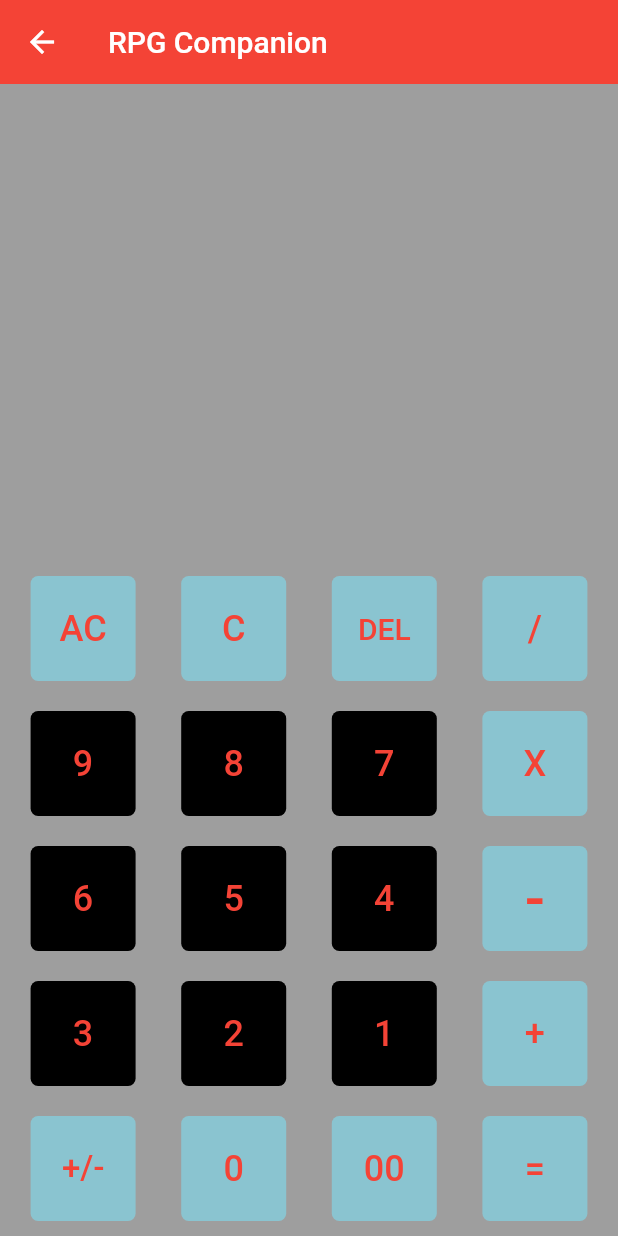
After one commit to Grave2363/Table_Top_Assist, a Flutter app: the screen it shows once a user with an empty profile is signed in, after a tap on "Calculator", on a phone screen of 412 x 824 dp. The commit adds this screen. Run offline on Flutter 3.47's test engine with Material 2 defaults, Android fonts, the phone set to English and light mode, and no system bars; our stand-ins replace cloud_firestore, firebase_auth, firebase_database, firebase_messaging, flutter_spinkit, image_picker and 2 more; accounts and stored records are empty.

Commit message:
calc creation
I started to add a calculator and am attaching it to this app

```diff
--- a/lib/Home/home.dart
+++ b/lib/Home/home.dart
@@ -10,6 +10,7 @@ import 'package:rpgcompanion/Pages/editNote.dart';
 import 'package:rpgcompanion/servicces/auth.dart';
 import 'package:rpgcompanion/servicces/databade.dart';
 import 'package:rpgcompanion/servicces/push_notification.dart';
+import 'package:rpgcompanion/Pages/Calc.dart';
 import 'package:shared_preferences/shared_preferences.dart';
 import 'dart:io';
 // ignore: camel_case_types
@@ -72,6 +73,17 @@ class _homeState extends State<home> {
           children: <Widget>[
             FlatButton(
               color: Colors.red,
+              child: Text('Calculator'),
+              onPressed: () async {
+                await Navigator.of(context).push(MaterialPageRoute(
+                    builder: (context) => Calc()//place calculator link
+                ),
+                ).then((_){_read();setState(() {});
+                });
+              },
+            ),
+            FlatButton(
+              color: Colors.red,
               child: Text('Profile'),
               onPressed: () async {
                 await Navigator.of(context).push(MaterialPageRoute(
--- /dev/null
+++ b/lib/Pages/Calc.dart
@@ -0,0 +1,85 @@
+import 'dart:io';
+import 'dart:math';
+import 'package:provider/provider.dart';
+import 'package:rpgcompanion/Pages/CharRetriever.dart';
+import 'package:rpgcompanion/model/CharSheet.dart';
+import 'package:rpgcompanion/servicces/auth.dart';
+import 'package:rpgcompanion/servicces/databade.dart';
+import 'package:rpgcompanion/shared/const.dart';
+import 'package:rpgcompanion/widgets/calc_btn.dart';
+import 'package:shared_preferences/shared_preferences.dart';
+import 'package:flutter/material.dart';
+
+
+class Calc extends StatefulWidget {
+  const Calc({Key key}) : super(key: key);
+
+  @override
+  _CalcState createState() => _CalcState();
+}
+
+class _CalcState extends State<Calc> {
+  @override
+  Widget build(BuildContext context) {
+    return Scaffold(
+        backgroundColor: Colors.grey,
+        appBar: AppBar(
+        backgroundColor: Colors.red,
+        elevation: 0.0,
+        title: Text('RPG Companion'),
+    ),
+      body: Container(
+        child: Column(
+          mainAxisAlignment: MainAxisAlignment.end,
+          children: [
+            Row(
+              mainAxisAlignment: MainAxisAlignment.spaceEvenly,
+              children: [
+                calc_btn(text: 'AC', textSize: 24, fillColor: 0xFF8ac4d0),
+                calc_btn(text: 'C', textSize: 24, fillColor: 0xFF8ac4d0),
+                calc_btn(text: 'DEL', textSize: 20, fillColor: 0xFF8ac4d0),
+                calc_btn(text: '/', textSize: 24, fillColor: 0xFF8ac4d0),
+              ],
+            ),
+            Row(
+              mainAxisAlignment: MainAxisAlignment.spaceEvenly,
+              children: [
+                calc_btn(text: '9', textSize: 24, fillColor: 0xFF000000),
+                calc_btn(text: '8', textSize: 24, fillColor: 0xFF000000),
+                calc_btn(text: '7', textSize: 24, fillColor: 0xFF000000),
+                calc_btn(text: 'X', textSize: 24, fillColor: 0xFF8ac4d0),
+              ],
+            ),
+            Row(
+              mainAxisAlignment: MainAxisAlignment.spaceEvenly,
+              children: [
+                calc_btn(text: '6', textSize: 24, fillColor: 0xFF000000),
+                calc_btn(text: '5', textSize: 24, fillColor: 0xFF000000),
+                calc_btn(text: '4', textSize: 24, fillColor: 0xFF000000),
+                calc_btn(text: '-', textSize: 40, fillColor: 0xFF8ac4d0),
+              ],
+            ),
+            Row(
+              mainAxisAlignment: MainAxisAlignment.spaceEvenly,
+              children: [
+                calc_btn(text: '3', textSize: 24, fillColor: 0xFF000000),
+                calc_btn(text: '2', textSize: 24, fillColor: 0xFF000000),
+                calc_btn(text: '1', textSize: 24, fillColor: 0xFF000000),
+                calc_btn(text: '+', textSize: 24, fillColor: 0xFF8ac4d0),
+              ],
+            ),
+            Row(
+              mainAxisAlignment: MainAxisAlignment.spaceEvenly,
+              children: [
+                calc_btn(text: '+/-', textSize: 22, fillColor: 0xFF8ac4d0),
+                calc_btn(text: '0', textSize: 24, fillColor: 0xFF8ac4d0),
+                calc_btn(text: '00', textSize: 24, fillColor: 0xFF8ac4d0),
+                calc_btn(text: '=', textSize: 24, fillColor: 0xFF8ac4d0),
+              ],
+            ),
+          ],
+        ),
+      ),
+    );
+  }
+}
--- /dev/null
+++ b/lib/widgets/calc_btn.dart
@@ -0,0 +1,30 @@
+import 'package:flutter/material.dart';
+
+
+class calc_btn extends StatelessWidget {
+  const calc_btn({Key key, this.text, this.callback, this.fillColor, this.textSize}) : super(key: key);
+  final String text;
+  final double textSize;
+  final int fillColor;
+  final Function callback;
+
+  @override
+  Widget build(BuildContext context) {
+    return Container(
+      margin: EdgeInsets.all(10.0),
+      child: SizedBox(
+        width: 70,
+        height: 70,
+        child: FlatButton(
+          shape: RoundedRectangleBorder(
+              borderRadius: BorderRadius.circular(5.0)
+          ),
+          child: Text(text, style: TextStyle(fontSize: textSize),),
+          onPressed: () => callback(text),
+          color: Color(fillColor),
+          textColor: Colors.red,
+        ),
+      ),
+    );
+  }
+}
```
Also changed, not shown: 1 other file.
